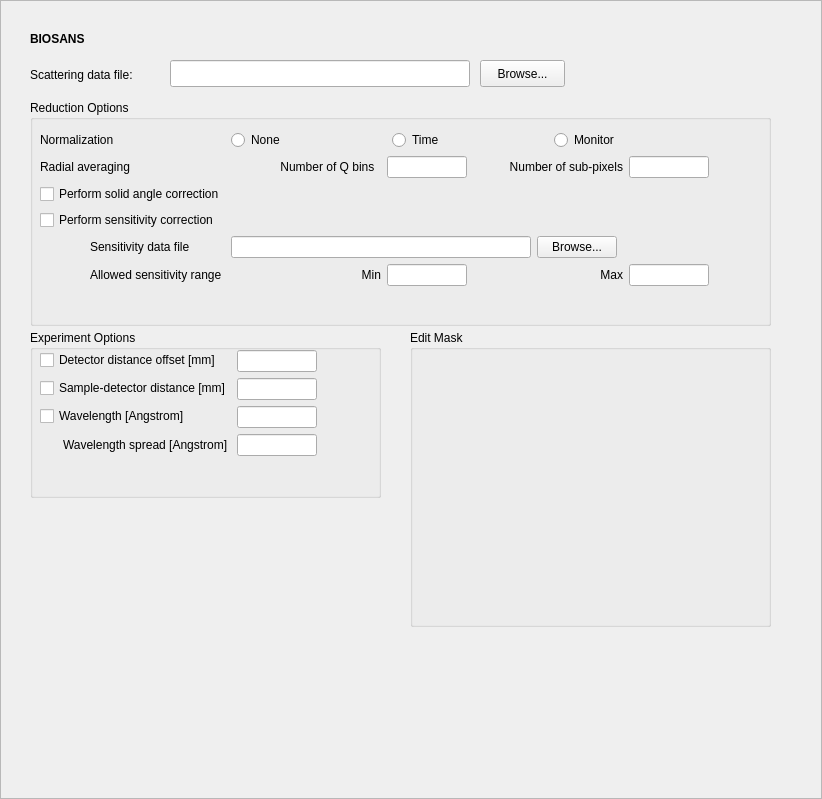
The window that Code/Mantid/PythonAPI/scripts/Interface/ui/hfir_data_summary.ui (mantidproject/mantid) describes before a commit, drawn with Qt 5.
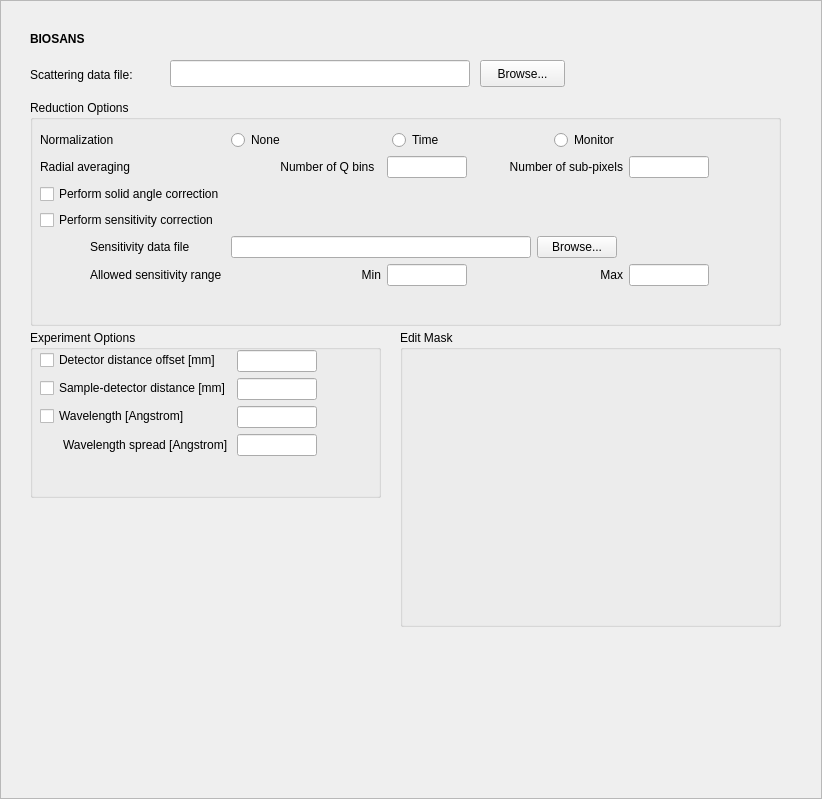
The same window after the commit.

```diff
--- a/Code/Mantid/PythonAPI/scripts/Interface/ui/hfir_data_summary.ui
+++ b/Code/Mantid/PythonAPI/scripts/Interface/ui/hfir_data_summary.ui
@@ -30,7 +30,7 @@
     <rect>
      <x>30</x>
      <y>100</y>
-     <width>741</width>
+     <width>751</width>
      <height>226</height>
     </rect>
    </property>
@@ -655,9 +655,9 @@
   <widget class="QGroupBox" name="groupBox">
    <property name="geometry">
     <rect>
-     <x>410</x>
+     <x>400</x>
      <y>330</y>
-     <width>361</width>
+     <width>381</width>
      <height>297</height>
     </rect>
    </property>
```
